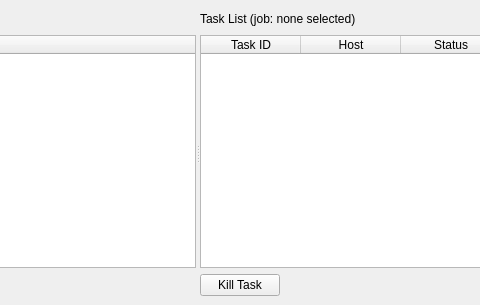
Before: the Qt Designer form Ui_JobListTest.ui in CogswellProjectHydra/githubHydraRepo, drawn with Qt 5; both pictures show x 370 to 850 and y 0 to 305 of the 1138 by 305 pixel window.
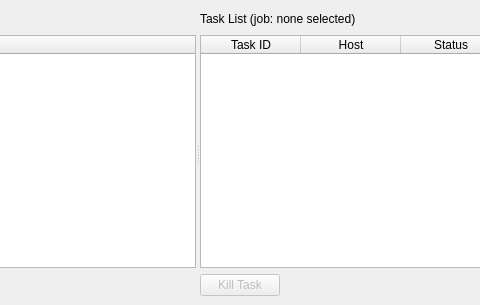
After: the same form once the commit is applied.

The edit to the form file:
```diff
--- a/Ui_JobListTest.ui
+++ b/Ui_JobListTest.ui
@@ -20,7 +20,7 @@
       <property name="orientation">
        <enum>Qt::Horizontal</enum>
       </property>
-      <widget class="QWidget" name="">
+      <widget class="QWidget" name="layoutWidget">
        <layout class="QGridLayout" name="gridLayout">
         <item row="0" column="0">
          <widget class="QLabel" name="jobTableLabel">
@@ -84,7 +84,7 @@
         </item>
        </layout>
       </widget>
-      <widget class="QWidget" name="">
+      <widget class="QWidget" name="layoutWidget">
        <layout class="QGridLayout" name="gridLayout_2">
         <item row="0" column="0" colspan="2">
          <widget class="QLabel" name="taskTableLabel">
@@ -140,6 +140,9 @@
         </item>
         <item row="2" column="0">
          <widget class="QPushButton" name="killTaskButton">
+          <property name="enabled">
+           <bool>false</bool>
+          </property>
           <property name="text">
            <string>Kill Task</string>
           </property>
```
Left out of the diff: 12 changed lines with no effect on the pictures.
